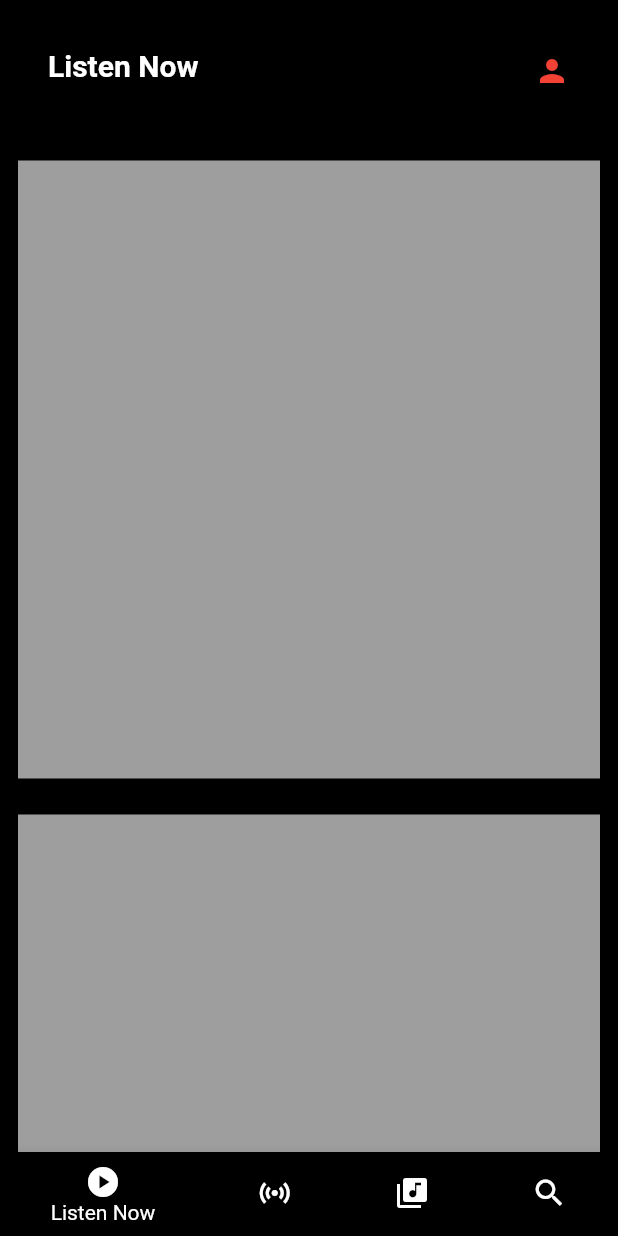
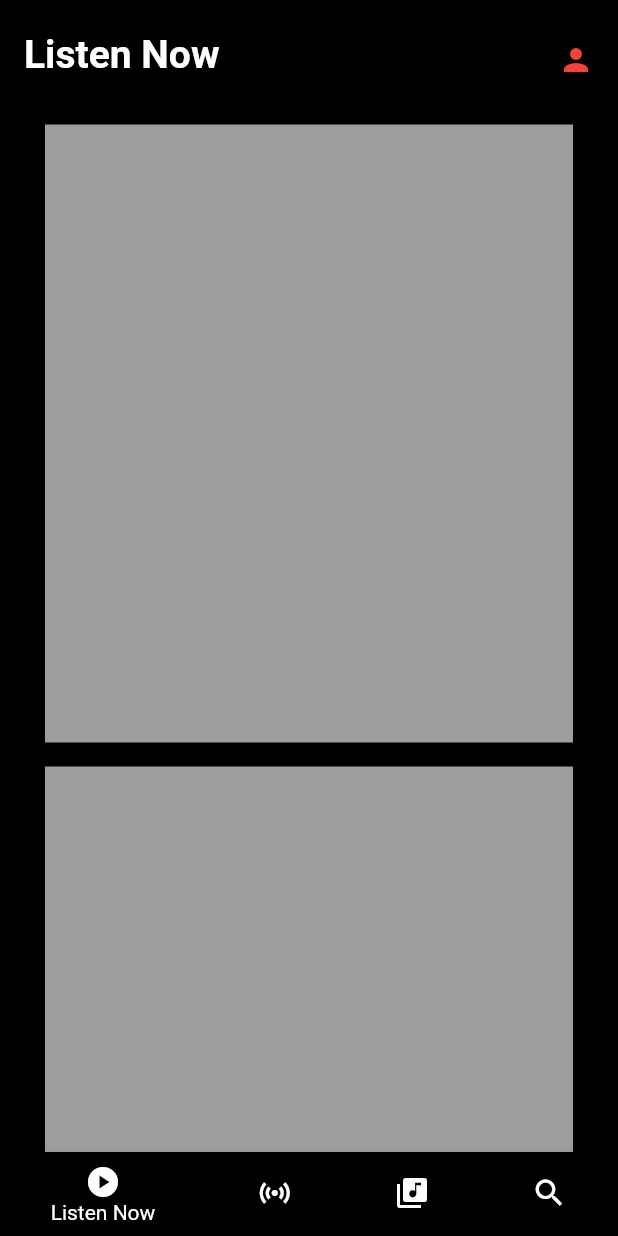
Before and after one commit to NotFrankah/applemusic, a Flutter app: the screen it shows after launch, on a phone screen of 412 x 824 dp. Run offline on Flutter 3.47's test engine with Material 2 defaults, Android fonts, the phone set to English and light mode, and no system bars.

```diff
--- a/lib/page/ListenNow.dart
+++ b/lib/page/ListenNow.dart
@@ -23,7 +23,11 @@ class _ListenNowState extends State<ListenNow> {
       title: 'Flutter layout demo',
       home: Scaffold(
         backgroundColor: Colors.black,
-        appBar: null,
+        appBar: AppBar(
+          backgroundColor: Colors.transparent,
+          elevation: 0.0,
+          toolbarHeight: 5,
+        ),
         body: SingleChildScrollView(
           child: Column(children: [
             topRow,
@@ -36,15 +40,16 @@ class _ListenNowState extends State<ListenNow> {
   }
 
   Widget topRow = Container(
-      padding: const EdgeInsets.all(32),
+      padding: const EdgeInsets.all(16),
       child: Row(children: [
         Container(
-            padding: const EdgeInsets.only(bottom: 8),
-            child: const Text('Listen Now',
-                style: TextStyle(
-                    fontWeight: FontWeight.bold,
-                    color: Colors.white,
-                    fontSize: 20))),
+          padding: const EdgeInsets.only(bottom: 8),
+          child: const Text(
+            'Listen Now',
+            style: TextStyle(
+                fontWeight: FontWeight.bold, color: Colors.white, fontSize: 26),
+          ),
+        ),
         Spacer(),
         Icon(Icons.person, color: Colors.red[500]),
       ]));
@@ -61,12 +66,12 @@ class _FrontPageBoxesState extends State<FrontPageBoxes> {
   @override
   Widget build(BuildContext context) {
     return SingleChildScrollView(
-        padding: const EdgeInsets.all(12),
+        padding: const EdgeInsets.fromLTRB(30, 8, 30, 8),
         child: InkWell(
             customBorder: CircleBorder(),
             child: Ink(
-              height: MediaQuery.of(context).size.width * 1,
-              width: MediaQuery.of(context).size.height * 0.8,
+              height: MediaQuery.of(context).size.height * 0.5,
+              width: MediaQuery.of(context).size.width * 1,
               color: Colors.grey,
             )));
   }
--- a/lib/page/RadioPage.dart
+++ b/lib/page/RadioPage.dart
@@ -14,40 +14,194 @@ class _RadioPageState extends State<RadioPage> {
       title: 'Flutter layout demo',
       home: Scaffold(
         backgroundColor: Colors.black,
-        appBar: null,
+        appBar: AppBar(
+          backgroundColor: Colors.transparent,
+          elevation: 0.0,
+          toolbarHeight: 5,
+        ),
         body: SingleChildScrollView(
           child: Column(children: [
-            RadioText,
+            FreeMonth(),
+            radioText,
+            musicText,
+            RadioPageBoxes(),
+            musicHitsText,
+            RadioPageBoxes(),
+            musicCountryText,
+            RadioPageBoxes(),
+            broadcastRadioText,
           ]),
         ),
       ),
     );
   }
+}
 
-  Widget FreeMonth = Container(
-  padding: const EdgeInsets.all(12),
-  child: InkWell(
-  customBorder: CircleBorder(),
-  child: Ink(
-  height: MediaQuery.of(context).size.width * 1,
-  width: MediaQuery.of(context).size.height * 0.8,
-  color: Colors.grey,
-  )));
+Widget radioText = Container(
+    padding: const EdgeInsets.all(16),
+    child: Row(children: [
+      Container(
+          padding: const EdgeInsets.only(bottom: 8),
+          child: const Text('Radio',
+              style: TextStyle(
+                  fontWeight: FontWeight.bold,
+                  color: Colors.white,
+                  fontSize: 26))),
+    ]));
+
+class FreeMonth extends StatefulWidget {
+  const FreeMonth({Key? key}) : super(key: key);
+
+  @override
+  State<FreeMonth> createState() => _FreeMonthState();
+}
+
+class _FreeMonthState extends State<FreeMonth> {
+  @override
+  Widget build(BuildContext context) {
+    return SingleChildScrollView(
+        padding: const EdgeInsets.all(25),
+        child: InkWell(
+            customBorder: CircleBorder(),
+            child: Ink(
+              height: MediaQuery.of(context).size.width * 0.1,
+              width: MediaQuery.of(context).size.height * 1,
+              color: Colors.grey,
+            )));
   }
-  }
-  )
+}
 
-  Widget RadioText = Container(
-      padding: const EdgeInsets.all(32),
-      child: Row(children: [
-        Container(
-            padding: const EdgeInsets.only(bottom: 8),
-            child: const Text('Radio',
+Widget musicText = Container(
+  padding: const EdgeInsets.all(30),
+  child: Row(
+    children: [
+      Expanded(
+        child: Column(
+          crossAxisAlignment: CrossAxisAlignment.start,
+          children: [
+            Container(
+              padding: const EdgeInsets.only(bottom: 8),
+              child: const Text(
+                'Music 1',
                 style: TextStyle(
                     fontWeight: FontWeight.bold,
                     color: Colors.white,
-                    fontSize: 20))),
-        Spacer(),
-        Icon(Icons.person, color: Colors.red[500]),
-      ]));
+                    fontSize: 20),
+              ),
+            ),
+            Text(
+              'The new music that matters.',
+              style: TextStyle(
+                color: Colors.grey[500],
+              ),
+            ),
+          ],
+        ),
+      ),
+      Icon(Icons.calendar_month, color: Colors.red[500]),
+    ],
+  ),
+);
+
+class RadioPageBoxes extends StatefulWidget {
+  const RadioPageBoxes({Key? key}) : super(key: key);
+
+  @override
+  State<RadioPageBoxes> createState() => _RadioPageBoxesState();
 }
+
+class _RadioPageBoxesState extends State<RadioPageBoxes> {
+  @override
+  Widget build(BuildContext context) {
+    return SingleChildScrollView(
+        padding: const EdgeInsets.fromLTRB(30, 8, 30, 8),
+        child: InkWell(
+            customBorder: CircleBorder(),
+            child: Ink(
+              height: MediaQuery.of(context).size.height * 0.35,
+              width: MediaQuery.of(context).size.width * 1,
+              color: Colors.grey,
+            )));
+  }
+}
+
+Widget musicHitsText = Container(
+  padding: const EdgeInsets.all(30),
+  child: Row(
+    children: [
+      Expanded(
+        child: Column(
+          crossAxisAlignment: CrossAxisAlignment.start,
+          children: [
+            Container(
+              padding: const EdgeInsets.only(bottom: 8),
+              child: const Text(
+                'Music Hits',
+                style: TextStyle(
+                    fontWeight: FontWeight.bold,
+                    color: Colors.white,
+                    fontSize: 20),
+              ),
+            ),
+            Text(
+              'Songs you know and love.',
+              style: TextStyle(
+                color: Colors.grey[500],
+              ),
+            ),
+          ],
+        ),
+      ),
+      Icon(Icons.calendar_month, color: Colors.red[500]),
+    ],
+  ),
+);
+
+Widget musicCountryText = Container(
+  padding: const EdgeInsets.all(30),
+  child: Row(
+    children: [
+      Expanded(
+        child: Column(
+          crossAxisAlignment: CrossAxisAlignment.start,
+          children: [
+            Container(
+              padding: const EdgeInsets.only(bottom: 8),
+              child: const Text(
+                'Music Country',
+                style: TextStyle(
+                    fontWeight: FontWeight.bold,
+                    color: Colors.white,
+                    fontSize: 20),
+              ),
+            ),
+            Text(
+              'Where it sounds like home.',
+              style: TextStyle(
+                color: Colors.grey[500],
+              ),
+            ),
+          ],
+        ),
+      ),
+      Icon(Icons.calendar_month, color: Colors.red[500]),
+    ],
+  ),
+);
+
+Widget broadcastRadioText = Container(
+  padding: const EdgeInsets.all(30),
+  child: Row(
+    children: [
+      Container(
+        padding: const EdgeInsets.only(bottom: 8),
+        child: const Text(
+          'Listen Now',
+          style: TextStyle(
+              fontWeight: FontWeight.bold, color: Colors.white, fontSize: 20),
+        ),
+      ),
+      Icon(Icons.navigate_next_rounded, color: Colors.grey[500]),
+    ],
+  ),
+);
```
